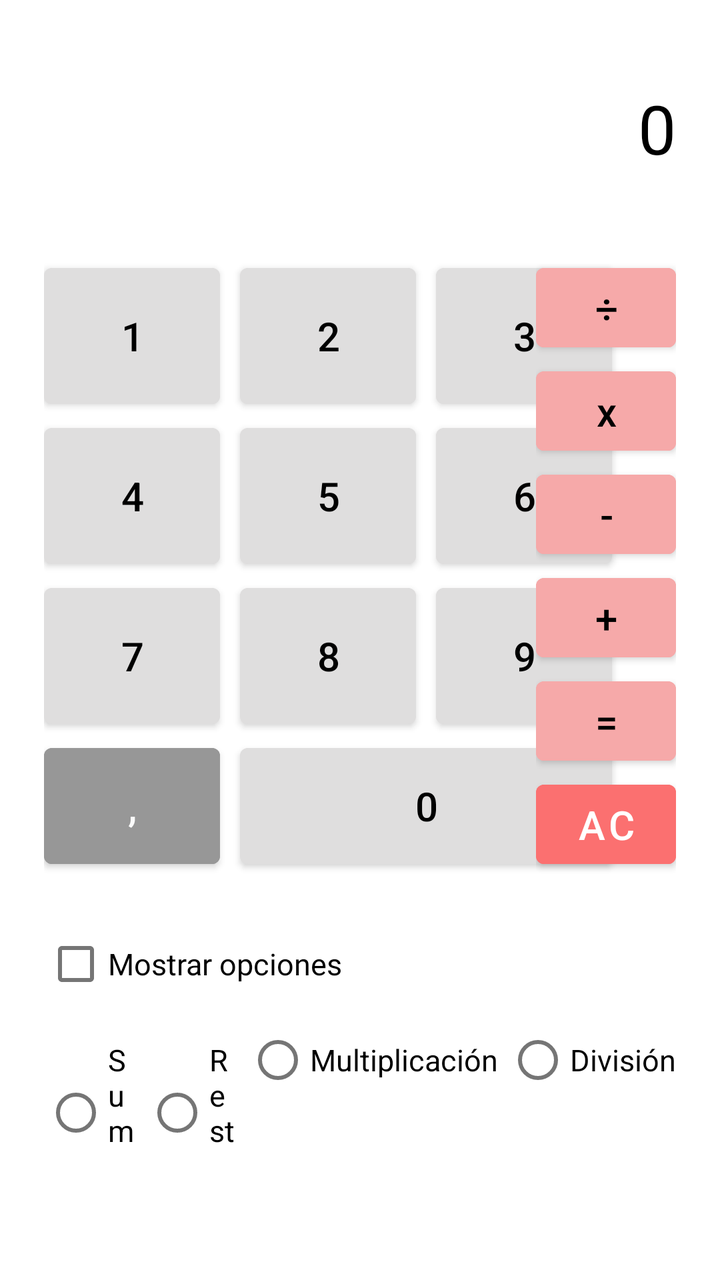
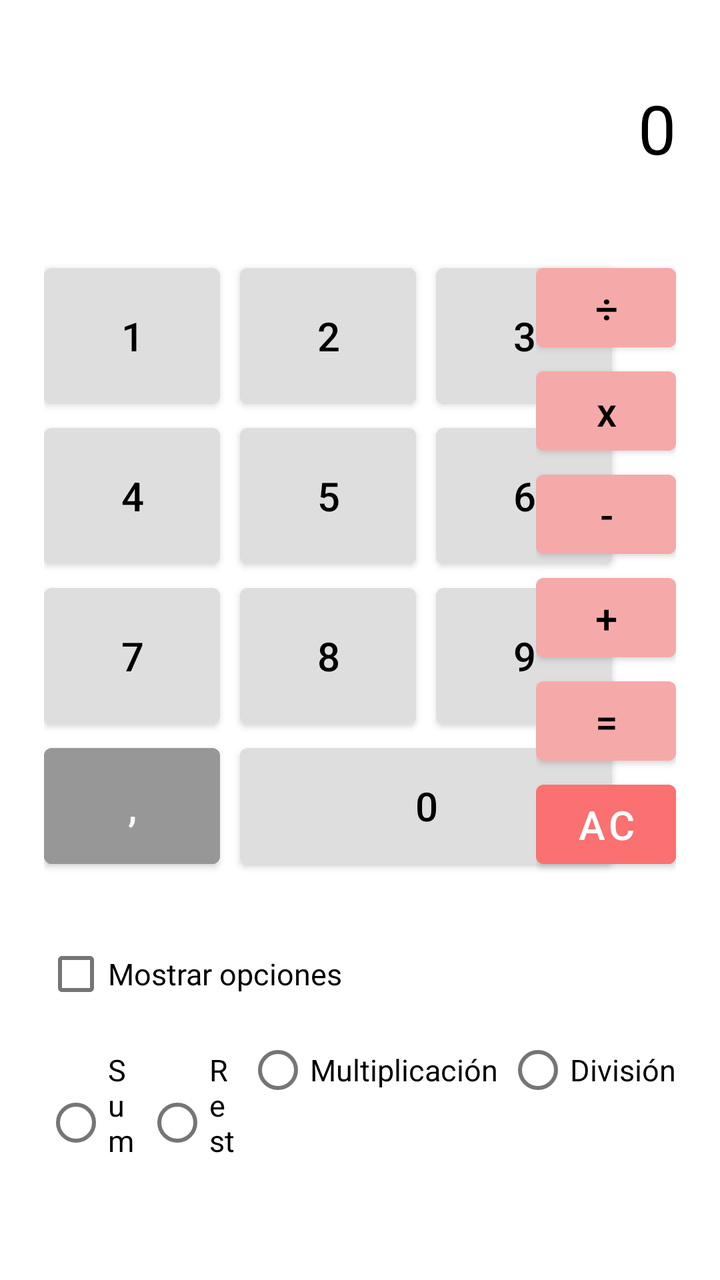

Compare the two renders of this Android layout. The source of the first and the diff that turns it into the second are given below.
<!-- AndroidManifest.xml: application theme Theme.Calculator -->
<!-- res/layout/activity_main.xml -->
<?xml version="1.0" encoding="utf-8"?>
<androidx.constraintlayout.widget.ConstraintLayout xmlns:android="http://schemas.android.com/apk/res/android"
    xmlns:app="http://schemas.android.com/apk/res-auto"
    xmlns:tools="http://schemas.android.com/tools"
    android:layout_width="match_parent"
    android:layout_height="match_parent"
    tools:context=".MainActivity">

    <TextView
        android:id="@+id/textView"
        android:layout_width="wrap_content"
        android:layout_height="wrap_content"
        android:text="0"
        android:textColor="#000000"
        android:textSize="34sp"
        app:layout_constraintBottom_toTopOf="@+id/guideline"
        app:layout_constraintEnd_toEndOf="@+id/linearLayout2"
        app:layout_constraintTop_toTopOf="parent" />

    <androidx.constraintlayout.widget.Guideline
        android:id="@+id/guideline"
        android:layout_width="wrap_content"
        android:layout_height="wrap_content"
        android:orientation="horizontal"
        app:layout_constraintGuide_percent="0.2" />

    <TableLayout
        android:id="@+id/tableLayout"
        android:layout_width="wrap_content"
        android:layout_height="wrap_content"
        android:layout_marginStart="22dp"
        app:layout_constraintStart_toStartOf="parent"
        app:layout_constraintTop_toTopOf="@+id/guideline">

        <TableRow
            android:layout_width="match_parent"
            android:layout_height="match_parent">

            <Button
                android:id="@+id/button1"
                android:layout_width="wrap_content"
                android:layout_height="80dp"
                android:layout_marginRight="10dp"
                android:backgroundTint="#DFDEDE"
                android:text="1"
                android:textColor="#000000"
                android:textSize="20sp"
                android:textStyle="normal" />

            <Button
                android:id="@+id/button2"
                android:layout_width="wrap_content"
                android:layout_height="80dp"
                android:layout_marginRight="10dp"
                android:backgroundTint="#DFDEDE"
                android:text="2"
                android:textColor="#000000"
                android:textSize="20sp" />

            <Button
                android:id="@+id/button3"
                android:layout_width="wrap_content"
                android:layout_height="80dp"
                android:layout_marginRight="10dp"
                android:backgroundTint="#DFDEDE"
                android:text="3"
                android:textColor="#000000"
                android:textSize="20sp" />
        </TableRow>

        <TableRow
            android:layout_width="match_parent"
            android:layout_height="match_parent">

            <Button
                android:id="@+id/button4"
                android:layout_width="wrap_content"
                android:layout_height="80dp"
                android:layout_marginRight="10dp"
                android:backgroundTint="#DFDEDE"
                android:text="4"
                android:textColor="#000000"
                android:textSize="20sp" />

            <Button
                android:id="@+id/button5"
                android:layout_width="wrap_content"
                android:layout_height="80dp"
                android:layout_marginRight="10dp"
                android:backgroundTint="#DFDEDE"
                android:text="5"
                android:textColor="#000000"
                android:textSize="20sp" />

            <Button
                android:id="@+id/button6"
                android:layout_width="wrap_content"
                android:layout_height="80dp"
                android:layout_marginRight="10dp"
                android:backgroundTint="#DFDEDE"
                android:text="6"
                android:textColor="#000000"
                android:textSize="20sp" />
        </TableRow>

        <TableRow
            android:layout_width="match_parent"
            android:layout_height="match_parent">

            <Button
                android:id="@+id/button7"
                android:layout_width="wrap_content"
                android:layout_height="80dp"
                android:layout_marginRight="10dp"
                android:backgroundTint="#DFDEDE"
                android:text="7"
                android:textColor="#000000"
                android:textSize="20sp" />

            <Button
                android:id="@+id/button8"
                android:layout_width="wrap_content"
                android:layout_height="80dp"
                android:layout_marginRight="10dp"
                android:backgroundTint="#DFDEDE"
                android:text="8"
                android:textColor="#000000"
                android:textSize="20sp" />

            <Button
                android:id="@+id/button9"
                android:layout_width="wrap_content"
                android:layout_height="80dp"
                android:layout_marginRight="10dp"
                android:backgroundTint="#DFDEDE"
                android:text="9"
                android:textColor="#000000"
                android:textSize="20sp" />

        </TableRow>

    </TableLayout>

    <LinearLayout
        android:id="@+id/linearLayout"
        android:layout_width="0dp"
        android:layout_height="wrap_content"
        android:orientation="horizontal"
        app:layout_constraintEnd_toEndOf="@+id/tableLayout"
        app:layout_constraintStart_toStartOf="@+id/tableLayout"
        app:layout_constraintTop_toBottomOf="@+id/tableLayout">

        <Button
            android:id="@+id/buttonPoint"
            android:layout_width="wrap_content"
            android:layout_height="match_parent"
            android:layout_marginRight="10dp"
            android:backgroundTint="#979797"
            android:text=","
            android:textColor="#FBFBFB"
            android:textSize="20sp" />

        <Button
            android:id="@+id/button0"
            android:layout_width="match_parent"
            android:layout_height="70dp"
            android:layout_marginRight="10dp"
            android:backgroundTint="#DFDEDE"
            android:text="0"
            android:textColor="#000000"
            android:textSize="20sp" />
    </LinearLayout>

    <LinearLayout
        android:id="@+id/linearLayout2"
        android:layout_width="wrap_content"
        android:layout_height="0dp"
        android:layout_marginEnd="22dp"
        android:orientation="vertical"
        app:layout_constraintBottom_toBottomOf="@+id/linearLayout"
        app:layout_constraintEnd_toEndOf="parent"
        app:layout_constraintTop_toTopOf="@+id/tableLayout">

        <Button
            android:id="@+id/buttonSplit"
            android:layout_width="70dp"
            android:layout_height="wrap_content"
            android:layout_weight="1"
            android:backgroundTint="#F6A9A9"
            android:text="÷"
            android:textColor="#000000"
            android:textSize="20sp" />

        <Button
            android:id="@+id/buttonMultiply"
            android:layout_width="70dp"
            android:layout_height="wrap_content"
            android:layout_weight="1"
            android:backgroundTint="#F6A9A9"
            android:text="x"
            android:textAllCaps="false"
            android:textColor="#000000"
            android:textSize="20sp" />

        <Button
            android:id="@+id/buttonLess"
            android:layout_width="70dp"
            android:layout_height="wrap_content"
            android:layout_weight="1"
            android:backgroundTint="#F6A9A9"
            android:text="-"
            android:textColor="#000000"
            android:textSize="20sp" />

        <Button
            android:id="@+id/buttonSum"
            android:layout_width="70dp"
            android:layout_height="wrap_content"
            android:layout_weight="1"
            android:backgroundTint="#F6A9A9"
            android:text="+"
            android:textColor="#000000"
            android:textSize="20sp" />

        <Button
            android:id="@+id/buttonEqual"
            android:layout_width="70dp"
            android:layout_height="wrap_content"
            android:layout_weight="1"
            android:backgroundTint="#F6A9A9"
            android:text="="
            android:textColor="#000000"
            android:textSize="20sp" />

        <Button
            android:id="@+id/buttonReset"
            android:layout_width="70dp"
            android:layout_height="wrap_content"
            android:layout_weight="1"
            android:backgroundTint="#FB7070"
            android:text="AC"
            android:textColor="#FFFFFF"
            android:textSize="20sp" />
    </LinearLayout>

    <CheckBox
        android:id="@+id/checkBox"
        android:layout_width="wrap_content"
        android:layout_height="wrap_content"
        android:layout_marginTop="20dp"
        android:text="Mostrar opciones"
        android:textColor="#000000"
        android:textSize="15sp"
        app:layout_constraintStart_toStartOf="@+id/tableLayout"
        app:layout_constraintTop_toBottomOf="@+id/linearLayout" />

    <LinearLayout
        android:layout_width="0dp"
        android:layout_height="wrap_content"
        app:layout_constraintEnd_toEndOf="@+id/linearLayout2"
        app:layout_constraintStart_toStartOf="@+id/checkBox"
        app:layout_constraintTop_toBottomOf="@+id/checkBox">

        <RadioGroup
            android:layout_width="wrap_content"
            android:layout_height="wrap_content"
            android:orientation="horizontal">

            <RadioButton
                android:id="@+id/radioButtonSum"
                android:layout_width="wrap_content"
                android:layout_height="wrap_content"
                android:layout_marginRight="4dp"
                android:layout_weight="1"
                android:text="Suma"
                android:textSize="15sp" />

            <RadioButton
                android:id="@+id/radioButton5"
                android:layout_width="wrap_content"
                android:layout_height="wrap_content"
                android:layout_marginRight="4dp"
                android:layout_weight="1"
                android:text="Resta"
                android:textSize="15sp" />

            <RadioButton
                android:id="@+id/radioButton3"
                android:layout_width="match_parent"
                android:layout_height="wrap_content"
                android:layout_marginRight="4dp"
                android:text="Multiplicación"
                android:textSize="15sp" />

            <RadioButton
                android:id="@+id/radioButton4"
                android:layout_width="match_parent"
                android:layout_height="wrap_content"
                android:text="División"
                android:textSize="15sp" />
        </RadioGroup>
    </LinearLayout>

</androidx.constraintlayout.widget.ConstraintLayout>
<!-- resources referenced by this layout -->
<resources>
  <style name="Theme.Calculator" parent="Theme.MaterialComponents.DayNight.DarkActionBar">
          
          <item name="colorPrimary">@color/purple_500</item>
          <item name="colorPrimaryVariant">@color/purple_700</item>
          <item name="colorOnPrimary">@color/white</item>
          
          <item name="colorSecondary">@color/teal_200</item>
          <item name="colorSecondaryVariant">@color/teal_700</item>
          <item name="colorOnSecondary">@color/black</item>
          
          <item name="android:statusBarColor">?attr/colorPrimaryVariant</item>
          
      </style>
  <color name="purple_500">#FF6200EE</color>
  <color name="purple_700">#FF3700B3</color>
  <color name="white">#FFFFFFFF</color>
  <color name="teal_200">#FF03DAC5</color>
  <color name="teal_700">#FF018786</color>
  <color name="black">#FF000000</color>
</resources>

<!-- the commit's change to res/layout/activity_main.xml (unified diff, before → after) -->
@@ -244,10 +244,10 @@
     </LinearLayout>
 
     <CheckBox
-        android:id="@+id/checkBox"
-        android:layout_width="wrap_content"
-        android:layout_height="wrap_content"
-        android:layout_marginTop="20dp"
+        android:id="@+id/checkBoxSettings"
+        android:layout_width="wrap_content"
+        android:layout_height="wrap_content"
+        android:layout_marginTop="25dp"
         android:text="Mostrar opciones"
         android:textColor="#000000"
         android:textSize="15sp"
@@ -258,8 +258,8 @@
         android:layout_width="0dp"
         android:layout_height="wrap_content"
         app:layout_constraintEnd_toEndOf="@+id/linearLayout2"
-        app:layout_constraintStart_toStartOf="@+id/checkBox"
-        app:layout_constraintTop_toBottomOf="@+id/checkBox">
+        app:layout_constraintStart_toStartOf="@+id/checkBoxSettings"
+        app:layout_constraintTop_toBottomOf="@+id/checkBoxSettings">
 
         <RadioGroup
             android:layout_width="wrap_content"
@@ -276,7 +276,7 @@
                 android:textSize="15sp" />
 
             <RadioButton
-                android:id="@+id/radioButton5"
+                android:id="@+id/radioButtonLess"
                 android:layout_width="wrap_content"
                 android:layout_height="wrap_content"
                 android:layout_marginRight="4dp"
@@ -285,7 +285,7 @@
                 android:textSize="15sp" />
 
             <RadioButton
-                android:id="@+id/radioButton3"
+                android:id="@+id/radioButtonMultiply"
                 android:layout_width="match_parent"
                 android:layout_height="wrap_content"
                 android:layout_marginRight="4dp"
@@ -293,7 +293,7 @@
                 android:textSize="15sp" />
 
             <RadioButton
-                android:id="@+id/radioButton4"
+                android:id="@+id/radioButtonSplit"
                 android:layout_width="match_parent"
                 android:layout_height="wrap_content"
                 android:text="División"
